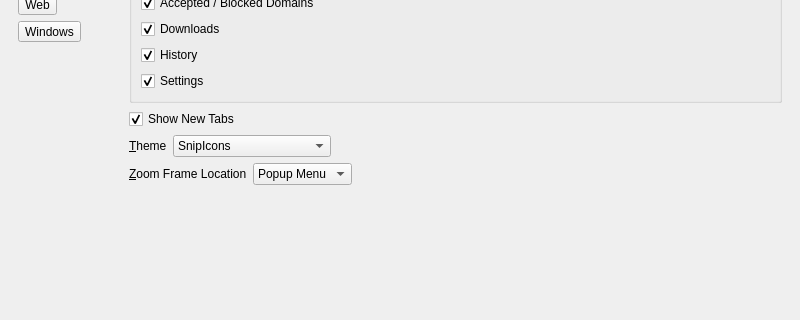
Before: the Qt Designer form 2.x/UI/dooble_settings.ui in textbrowser/dooble, drawn with Qt 5; both pictures show x 0 to 800 and y 132 to 452 of the 800 by 700 pixel window.
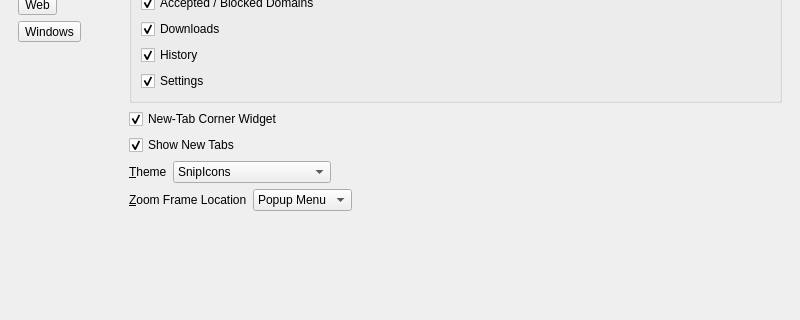
After: the same form once the commit is applied. The open tabs and pages were chosen to show the change. Icons and pictures are not drawn.

Commit message: Add-tab corner widget visibility.

```diff
--- a/2.x/UI/dooble_settings.ui
+++ b/2.x/UI/dooble_settings.ui
@@ -385,6 +385,19 @@
             </layout>
            </widget>
           </item>
+          <item>
+           <widget class="QCheckBox" name="new_tab_corner_widget">
+            <property name="toolTip">
+             <string>&lt;html&gt;&lt;head/&gt;&lt;body&gt;&lt;p&gt;Display the New-Tab corner widget. The corner widget will be hidden if the tab bar is invisible.&lt;/p&gt;&lt;/body&gt;&lt;/html&gt;</string>
+            </property>
+            <property name="text">
+             <string>New-Tab Corner Widget</string>
+            </property>
+            <property name="checked">
+             <bool>true</bool>
+            </property>
+           </widget>
+          </item>
           <item>
            <widget class="QCheckBox" name="access_new_tabs">
             <property name="toolTip">
```
Left out of the diff: 7 changed lines with no effect on the pictures. The commit also changes 2 other files.
